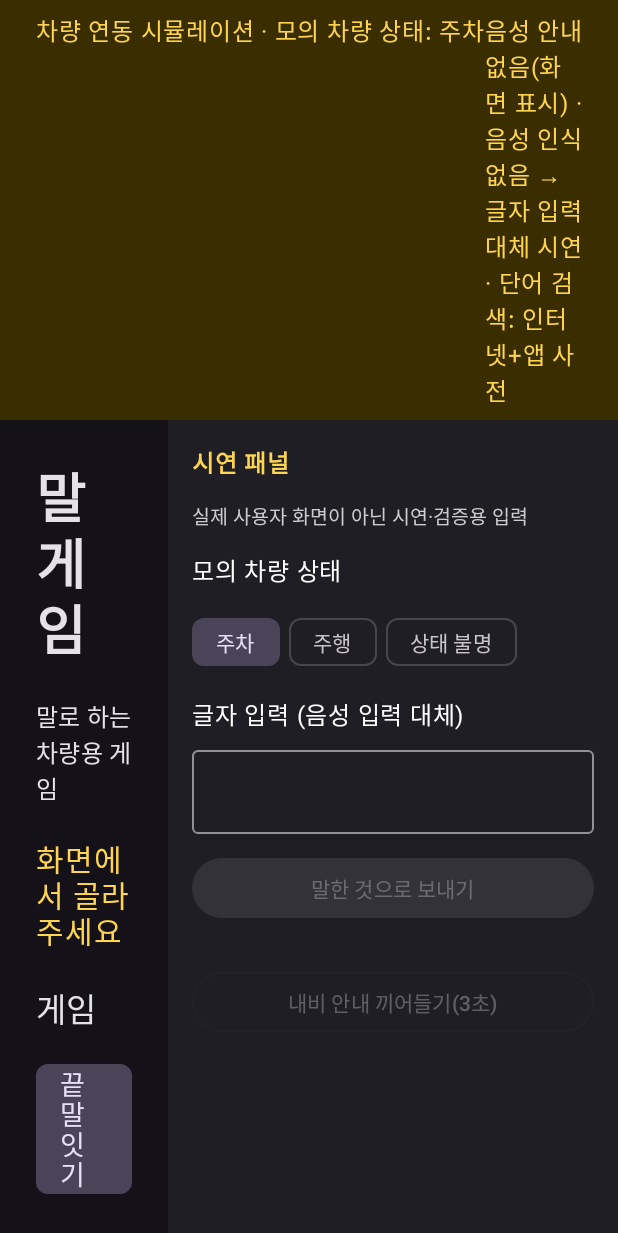
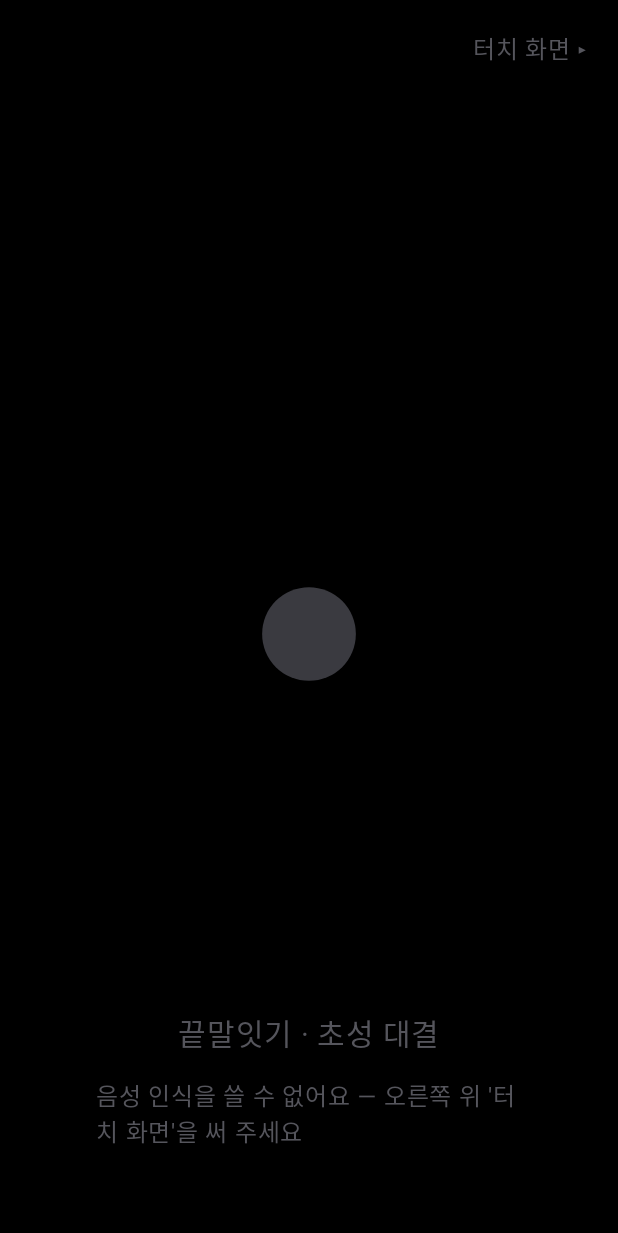
Before and after one commit to cihmine/hyundai-car-voice-game, an Android app built with Jetpack Compose: the screen it shows after launch (MainActivity), on a phone screen of 412 x 824 dp. Shown: the top 1233 px of the screen. Run offline under Robolectric (Android 15) with nearby library versions, the phone set to English and light mode, and no system bars; libraries missing offline, so code that uses them is left out: ai.pleos.playground; 4 statements that could not run were skipped.

Commit message:
feat: 사용자 화면 — 검은 화면, AI 가 말할 때 빛나는 흰 원, 흰 자막(AI)·회색 자막(사용자 인식 중)
- VoiceStage: 가운데 원은 말하는 중 = 목소리 크기에 맞춰 커지고 반짝이는 흰 원, 듣는 중 = 사용자 목소리에 반응하는 회색 고리,
  위쪽에 AI 말(흰색)·사용자 말(회색, 말하는 도중 중간 인식 결과가 바로 바뀜), 아래에 제 단어·게임·남은 시간, 질문 중이면 네/아니요
- 음성 입력 포트에 onPartial(중간 결과) 추가 — Pleos STT onUpdated(미완료)·기기 STT partial results 연결
- VoiceLevel: Pleos TTS/STT onUpdatedRms(선형 진폭, 에뮬 실측 무음≈5·안내≈5,700)를 로그 눈금으로 0~1, 기기 STT 는 dB
- 오른쪽 위 '터치 화면'으로 기존 화면·시연 패널, 그 화면 배너의 '◀ 음성 화면'으로 복귀. 보관함은 터치 화면

Co-Authored-By: Claude Opus 5.5 <noreply@anthropic.com>

```diff
--- a/app/src/main/kotlin/com/cihmine/carvoicegame/speech/PleosSpeechOutput.kt
+++ b/app/src/main/kotlin/com/cihmine/carvoicegame/speech/PleosSpeechOutput.kt
@@ -46,7 +46,9 @@ class PleosSpeechOutput(context: Context, onReady: (Boolean) -> Unit) : VoiceOut
             DebugLog.d(TAG) { "onReady" }
         }
 
-        override fun onUpdatedRms(rms: Double) = Unit
+        override fun onUpdatedRms(rms: Double) {
+            main.post { if (pending != null) VoiceLevel.ai(rms) }
+        }
         override fun onError(error: ErrorType) {
             Log.w(TAG, "TTS error $error")
             main.post { finish() }
@@ -76,6 +78,7 @@ class PleosSpeechOutput(context: Context, onReady: (Boolean) -> Unit) : VoiceOut
         val done = pending ?: return
         pending = null
         started = false
+        VoiceLevel.aiSilent()
         done()
     }
 
@@ -90,6 +93,7 @@ class PleosSpeechOutput(context: Context, onReady: (Boolean) -> Unit) : VoiceOut
     override fun stop() {
         pending = null
         started = false
+        VoiceLevel.aiSilent()
         if (ready) tts.stop()
     }
 
--- /dev/null
+++ b/app/src/main/kotlin/com/cihmine/carvoicegame/speech/VoiceLevel.kt
@@ -0,0 +1,30 @@
+package com.cihmine.carvoicegame.speech
+
+import kotlinx.coroutines.flow.MutableStateFlow
+import kotlinx.coroutines.flow.StateFlow
+import kotlin.math.ln
+
+/**
+ * 지금 소리 크기(0~1). 화면의 빛나는 원이 AI 목소리·사용자 목소리에 맞춰 커졌다 작아지게 한다.
+ * Pleos SDK 의 RMS 는 선형 진폭(에뮬 실측: 무음 ≈ 5, 안내 음성 ≈ 5,700)이라 로그 눈금으로 0~1 에 맞춘다.
+ * 안드로이드 기본 인식기는 dB(대략 -2~10)로 준다.
+ */
+object VoiceLevel {
+    private val _ai = MutableStateFlow(0f)
+    private val _user = MutableStateFlow(0f)
+    val ai: StateFlow<Float> = _ai
+    val user: StateFlow<Float> = _user
+
+    /** 이보다 작으면 0(무음·잡음), 이 정도면 1(큰 목소리) */
+    private const val FLOOR = 150.0
+    private const val LOUD = 8_000.0
+
+    private fun amplitude(rms: Double): Float =
+        if (rms <= FLOOR) 0f else (ln(rms / FLOOR) / ln(LOUD / FLOOR)).toFloat().coerceIn(0f, 1f)
+
+    fun ai(rms: Double) { _ai.value = amplitude(rms) }
+    fun user(rms: Double) { _user.value = amplitude(rms) }
+    fun userDb(db: Float) { _user.value = ((db - 1f) / 9f).coerceIn(0f, 1f) }
+    fun aiSilent() { _ai.value = 0f }
+    fun userSilent() { _user.value = 0f }
+}
--- a/app/src/main/kotlin/com/cihmine/carvoicegame/ui/GameScreens.kt
+++ b/app/src/main/kotlin/com/cihmine/carvoicegame/ui/GameScreens.kt
@@ -1,6 +1,7 @@
 package com.cihmine.carvoicegame.ui
 
 import androidx.compose.foundation.background
+import androidx.compose.foundation.clickable
 import androidx.compose.foundation.layout.Arrangement
 import androidx.compose.foundation.layout.Box
 import androidx.compose.foundation.layout.Column
@@ -58,9 +59,11 @@ private const val DEMO_COUPON_COST = 50
 @Composable
 fun GameApp(controller: GameController) {
     val ui by controller.ui.collectAsState()
+    // 실제 사용자 화면: 검은 화면 + 빛나는 원 + 자막. 보관함은 터치 화면으로 연다.
+    if (ui.stageMode && ui.screen != Screen.LOCKER) return VoiceStage(ui, controller)
     Surface(Modifier.fillMaxSize(), color = MaterialTheme.colorScheme.background) {
         Column(Modifier.fillMaxSize()) {
-            SimulationBanner(ui)
+            SimulationBanner(ui, controller)
             Row(Modifier.fillMaxSize()) {
                 Box(Modifier.weight(1f).fillMaxHeight().padding(24.dp)) {
                     when (ui.screen) {
@@ -77,7 +80,7 @@ fun GameApp(controller: GameController) {
 }
 
 @Composable
-private fun SimulationBanner(ui: GameUi) {
+private fun SimulationBanner(ui: GameUi, c: GameController) {
     val voice = buildList {
         add(if (ui.ttsReady) "음성 안내: ${ui.ttsEngine}" else "음성 안내 없음(화면 표시)")
         add(if (ui.micGranted && ui.sttAvailable) "음성 인식: ${ui.sttEngine}" else "음성 인식 없음 → 글자 입력 대체 시연")
@@ -89,6 +92,7 @@ private fun SimulationBanner(ui: GameUi) {
     ) {
         Text("차량 연동 시뮬레이션 · 모의 차량 상태: ${ui.vehicle.label}", color = Color(0xFFFFD54F))
         Text(voice, color = Color(0xFFFFD54F))
+        Text("◀ 음성 화면", color = Color.White, modifier = Modifier.clickable { c.setStageMode(true) })
     }
 }
 
--- /dev/null
+++ b/app/src/main/kotlin/com/cihmine/carvoicegame/ui/VoiceStage.kt
@@ -0,0 +1,209 @@
+package com.cihmine.carvoicegame.ui
+
+import androidx.compose.animation.core.FastOutSlowInEasing
+import androidx.compose.animation.core.LinearEasing
+import androidx.compose.animation.core.RepeatMode
+import androidx.compose.animation.core.animateFloat
+import androidx.compose.animation.core.animateFloatAsState
+import androidx.compose.animation.core.infiniteRepeatable
+import androidx.compose.animation.core.rememberInfiniteTransition
+import androidx.compose.animation.core.spring
+import androidx.compose.animation.core.tween
+import androidx.compose.foundation.Canvas
+import androidx.compose.foundation.background
+import androidx.compose.foundation.clickable
+import androidx.compose.foundation.layout.Arrangement
+import androidx.compose.foundation.layout.Box
+import androidx.compose.foundation.layout.Column
+import androidx.compose.foundation.layout.Row
+import androidx.compose.foundation.layout.Spacer
+import androidx.compose.foundation.layout.fillMaxSize
+import androidx.compose.foundation.layout.fillMaxWidth
+import androidx.compose.foundation.layout.height
+import androidx.compose.foundation.layout.padding
+import androidx.compose.foundation.layout.size
+import androidx.compose.foundation.shape.RoundedCornerShape
+import androidx.compose.material3.Text
+import androidx.compose.runtime.Composable
+import androidx.compose.runtime.collectAsState
+import androidx.compose.runtime.getValue
+import androidx.compose.ui.Alignment
+import androidx.compose.ui.Modifier
+import androidx.compose.ui.geometry.Offset
+import androidx.compose.ui.graphics.Brush
+import androidx.compose.ui.graphics.Color
+import androidx.compose.ui.graphics.drawscope.Stroke
+import androidx.compose.ui.text.font.FontWeight
+import androidx.compose.ui.text.style.TextAlign
+import androidx.compose.ui.text.style.TextOverflow
+import androidx.compose.ui.unit.dp
+import androidx.compose.ui.unit.sp
+import com.cihmine.carvoicegame.core.Outcome
+import com.cihmine.carvoicegame.game.Ask
+import com.cihmine.carvoicegame.game.GameController
+import com.cihmine.carvoicegame.game.GameUi
+import com.cihmine.carvoicegame.game.Mic
+import com.cihmine.carvoicegame.game.Screen
+import com.cihmine.carvoicegame.speech.VoiceLevel
+import kotlin.math.cos
+import kotlin.math.max
+import kotlin.math.sin
+
+private val Black = Color(0xFF000000)
+private val AiText = Color(0xFFFFFFFF)
+private val UserText = Color(0xFF9A9AA2)
+private val Dim = Color(0xFF55555C)
+
+/**
+ * 실제 사용자 화면. 검은 화면 가운데 원이 있고, 위쪽에 자막이 나온다.
+ * - AI 가 말할 때: 흰 원이 목소리에 맞춰 커졌다 작아지며 반짝이고, 하는 말이 흰 자막으로 나온다.
+ * - 사용자가 말할 때: 원이 회색 고리로 바뀌어 목소리 크기에 반응하고, 지금 어떤 말로 인식되는지 회색 자막으로 보여 준다.
+ */
+@Composable
+fun VoiceStage(ui: GameUi, c: GameController) {
+    val aiLevel by VoiceLevel.ai.collectAsState()
+    val userLevel by VoiceLevel.user.collectAsState()
+    Box(Modifier.fillMaxSize().background(Black)) {
+        Column(Modifier.fillMaxSize().padding(horizontal = 64.dp, vertical = 40.dp), horizontalAlignment = Alignment.CenterHorizontally) {
+            Captions(ui)
+            Box(Modifier.weight(1f).fillMaxWidth(), contentAlignment = Alignment.Center) {
+                Orb(ui.mic, aiLevel, userLevel)
+            }
+            StatusLine(ui, c)
+        }
+        // 오른쪽 위: 터치 화면(게임·난이도 고르기, 시연 패널)으로
+        Text(
+            "터치 화면 ▸",
+            color = Dim,
+            fontSize = 16.sp,
+            modifier = Modifier.align(Alignment.TopEnd).padding(20.dp).clickable { c.setStageMode(false) },
+        )
+    }
+}
+
+/** 위쪽 자막: AI 가 한 말(흰색) → 그 아래 사용자가 말하는 중·인식된 말(회색) */
+@Composable
+private fun Captions(ui: GameUi) {
+    Column(
+        Modifier.fillMaxWidth().padding(top = 24.dp),
+        horizontalAlignment = Alignment.CenterHorizontally,
+        verticalArrangement = Arrangement.spacedBy(18.dp),
+    ) {
+        Text(
+            ui.aiCaption ?: "",
+            color = AiText,
+            fontSize = 36.sp,
+            lineHeight = 48.sp,
+            fontWeight = FontWeight.Medium,
+            textAlign = TextAlign.Center,
+            maxLines = 3,
+            overflow = TextOverflow.Ellipsis,
+        )
+        val user = ui.userCaption
+        Text(
+            when {
+                user != null -> user
+                ui.mic == Mic.LISTENING -> "듣고 있어요…"
+                else -> ""
+            },
+            color = if (user != null) UserText else Dim,
+            fontSize = 32.sp,
+            lineHeight = 42.sp,
+            textAlign = TextAlign.Center,
+            maxLines = 2,
+            overflow = TextOverflow.Ellipsis,
+        )
+    }
+}
+
+/**
+ * 가운데 원.
+ * 말하는 중 = 빛나는 흰 원(목소리 크기 + 은은한 반짝임), 듣는 중 = 숨 쉬듯 커졌다 작아지는 회색 고리(사용자 목소리에 반응),
+ * 쉬는 중 = 작고 어두운 점.
+ */
+@Composable
+private fun Orb(mic: Mic, aiLevel: Float, userLevel: Float) {
+    val t = rememberInfiniteTransition(label = "orb")
+    val breathe by t.animateFloat(0f, 1f, infiniteRepeatable(tween(1600, easing = FastOutSlowInEasing), RepeatMode.Reverse), label = "breathe")
+    val spin by t.animateFloat(0f, (2 * Math.PI).toFloat(), infiniteRepeatable(tween(3200, easing = LinearEasing)), label = "spin")
+    val flicker by t.animateFloat(0f, 1f, infiniteRepeatable(tween(420, easing = LinearEasing), RepeatMode.Reverse), label = "flicker")
+
+    // 엔진이 소리 크기를 주지 않아도 말하는 동안 살아 있게 보이도록 기본 반짝임을 섞는다
+    val speakLevel = max(aiLevel, 0.25f + 0.25f * flicker)
+    val target = when (mic) {
+        Mic.SPEAKING -> 0.62f + 0.30f * speakLevel
+        Mic.LISTENING -> 0.42f + 0.06f * breathe + 0.30f * userLevel
+        Mic.OFF -> 0.22f
+    }
+    val scale by animateFloatAsState(target, spring(dampingRatio = 0.55f, stiffness = 260f), label = "scale")
+
+    Canvas(Modifier.size(360.dp)) {
+        val c = center
+        val r = size.minDimension / 2f * scale
+        when (mic) {
+            Mic.SPEAKING -> {
+                // 바깥 빛 번짐
+                drawCircle(Brush.radialGradient(listOf(Color.White.copy(alpha = 0.30f), Color.Transparent), c, r * 1.9f), r * 1.9f, c)
+                // 본체: 가운데는 하얗고 가장자리는 살짝 푸른 빛
+                drawCircle(Brush.radialGradient(listOf(Color.White, Color(0xFFF2F4FF), Color(0xFFC9D2FF)), c, r), r, c)
+                // 반짝임: 원 안을 천천히 도는 밝은 점 세 개
+                for (i in 0 until 3) {
+                    val a = spin + i * (2f * Math.PI.toFloat() / 3f)
+                    val p = Offset(c.x + cos(a) * r * 0.45f, c.y + sin(a) * r * 0.45f)
+                    drawCircle(Brush.radialGradient(listOf(Color.White.copy(alpha = 0.9f), Color.Transparent), p, r * 0.55f), r * 0.55f, p)
+                }
+            }
+            Mic.LISTENING -> {
+                drawCircle(Brush.radialGradient(listOf(Color(0x33FFFFFF), Color.Transparent), c, r * 1.4f), r * 1.4f, c)
+                drawCircle(Color(0xFF8E8E96).copy(alpha = 0.55f + 0.45f * userLevel), r, c, style = Stroke(width = 6.dp.toPx()))
+                drawCircle(Color(0xFF8E8E96).copy(alpha = 0.10f + 0.30f * userLevel), r * 0.85f, c)
+            }
+            Mic.OFF -> drawCircle(Color(0xFF3A3A40), r, c)
+        }
+    }
+}
+
+/** 아래쪽 작은 정보: 게임·난이도·남은 시간, 질문 중이면 네/아니요 버튼(음성이 안 될 때 대신) */
+@Composable
+private fun StatusLine(ui: GameUi, c: GameController) {
+    val round = ui.round
+    val info = when (ui.screen) {
+        Screen.HOME -> "끝말잇기 · 초성 대결"
+        Screen.PLAYING -> round?.let { r ->
+            listOfNotNull(
+                // 질문·안내가 나오면 자막에서 제 단어가 사라지므로 여기 늘 보여 준다
+                r.lastAiWord?.let { "제 단어 $it" },
+                "${r.kind.label} · ${r.difficulty.label}",
+                ui.remainingMs?.let { "남은 시간 ${(it + 999) / 1000}초" },
+                "힌트 ${r.hintsLeft}번",
+            ).joinToString("  ·  ")
+        }
+        Screen.RESULT -> round?.let { r ->
+            val title = when (r.outcome) {
+                Outcome.WIN -> "이겼어요"
+                Outcome.LOSE -> "졌어요"
+                else -> "끝"
+            }
+            "$title  ·  ${if (ui.lastReward > 0) "+${ui.lastReward}P" else "보상 없음"}  ·  잔액 ${ui.save.ledger.balance}P"
+        }
+        Screen.LOCKER -> null
+    }
+    Column(horizontalAlignment = Alignment.CenterHorizontally, verticalArrangement = Arrangement.spacedBy(14.dp)) {
+        if (ui.ask != Ask.NONE) {
+            Row(horizontalArrangement = Arrangement.spacedBy(16.dp)) {
+                Pill("네") { c.answer(true) }
+                Pill("아니요") { c.answer(false) }
+            }
+        }
+        if (info != null) Text(info, color = Dim, fontSize = 20.sp)
+        if (!ui.micGranted || !ui.sttAvailable) Text("음성 인식을 쓸 수 없어요 — 오른쪽 위 '터치 화면'을 써 주세요", color = Dim, fontSize = 16.sp)
+        Spacer(Modifier.height(4.dp))
+    }
+}
+
+@Composable
+private fun Pill(label: String, onClick: () -> Unit) {
+    Box(
+        Modifier.background(Color(0xFF1C1C20), RoundedCornerShape(28.dp)).clickable(onClick = onClick).padding(horizontal = 36.dp, vertical = 14.dp),
+    ) { Text(label, color = Color.White, fontSize = 22.sp) }
+}
--- a/core/src/main/kotlin/com/cihmine/carvoicegame/core/port/Ports.kt
+++ b/core/src/main/kotlin/com/cihmine/carvoicegame/core/port/Ports.kt
@@ -18,6 +18,9 @@ interface SpeechInput {
         fun onSpeechStart()
         fun onResult(candidates: List<String>)
         fun onError(error: SpeechError)
+
+        /** 말하는 도중의 중간 인식 결과(화면 자막용). 엔진이 주지 않으면 오지 않는다. */
+        fun onPartial(text: String) = Unit
     }
 }
 
```
Also changed, not shown: app/src/main/kotlin/com/cihmine/carvoicegame/game/GameController.kt (+28 -2 lines), app/src/main/kotlin/com/cihmine/carvoicegame/speech/AndroidSpeechInput.kt (+7 -3 lines), app/src/main/kotlin/com/cihmine/carvoicegame/speech/PleosSpeechInput.kt (+10 -2 lines), 1 other file.
